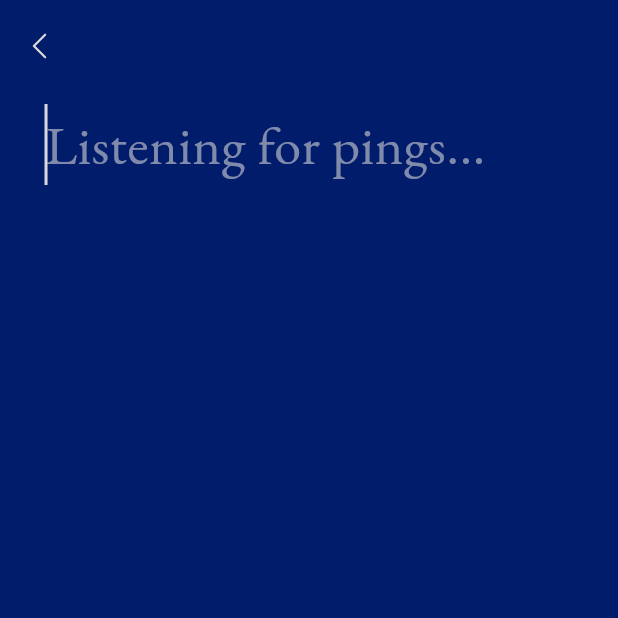
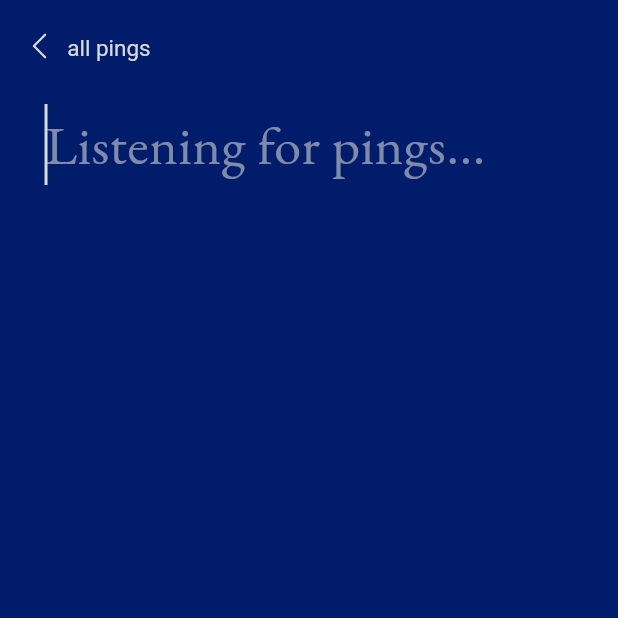
Before and after one commit to Ping-Inc/practice, a Flutter app: the NewPingPage screen opened by its route, on a phone screen of 412 x 824 dp, the top half of it. Run offline on Flutter 3.47's test engine with Material 3 defaults, Android fonts, the phone set to English and light mode, and no system bars; our stand-ins replace auto_size_text, csv, file_picker, flutter_phosphor_icons, flutter_riverpod, flutter_svg and 7 more; missing offline and left inert: flex_color_picker, icloud_storage_sync; accounts and stored records are empty; generated files the repository leaves out were written again; Roboto replaces fonts that are missing (SF-Pro).

Commit message:
Add all pings to back button of new ping page header

```diff
--- a/lib/components/header_min.dart
+++ b/lib/components/header_min.dart
@@ -6,9 +6,10 @@ import 'package:practice/design_system/system_text.dart';
 import 'package:practice/enums/text_size_enum.dart';
 
 class HeaderMin extends StatelessWidget {
-  const HeaderMin({super.key, this.title});
+  const HeaderMin({super.key, this.title, this.subtitle});
 
   final String? title;
+  final String? subtitle;
 
   @override
   Widget build(BuildContext context) {
@@ -20,6 +21,10 @@ class HeaderMin extends StatelessWidget {
               onTap: () => Navigator.pop(context),
               icon: PhosphorIcons.caret_left,
             ),
+            if (subtitle != null)
+              SystemText(
+                text: subtitle!,
+              )
           ]),
           if (title != null)
             Align(
--- a/lib/pages/new_ping_page.dart
+++ b/lib/pages/new_ping_page.dart
@@ -43,7 +43,7 @@ class _HomePageState extends ConsumerState<NewPingPage> {
         body: SafeArea(
             child: Column(
           children: [
-            HeaderMin(),
+            HeaderMin(subtitle: "all pings"),
             Expanded(
                 child: MainSpacingCell(
                     child: Column(
```
